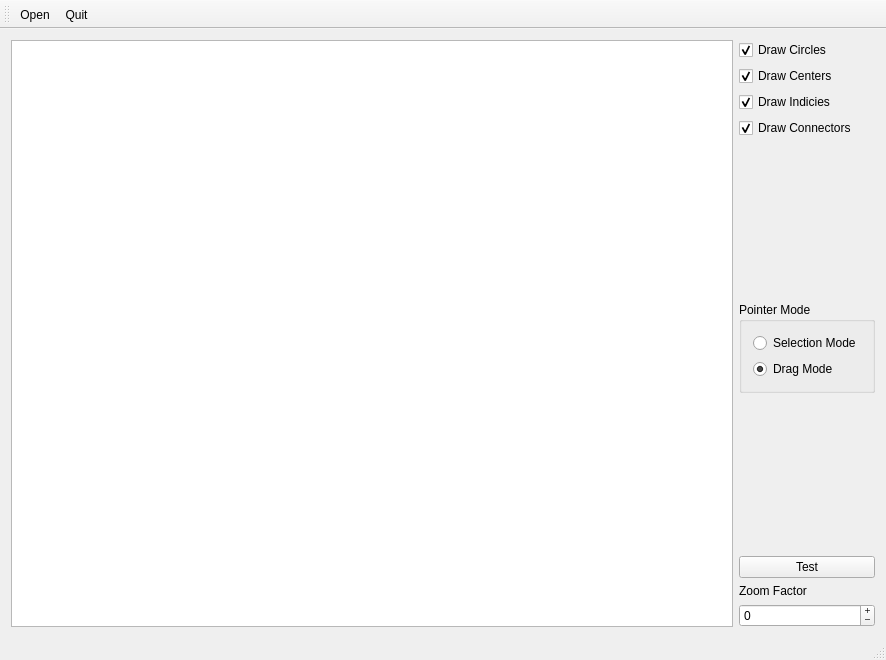
Above: mainwindow.ui from Nomadluap/circles before the change. Below: the same form after it.
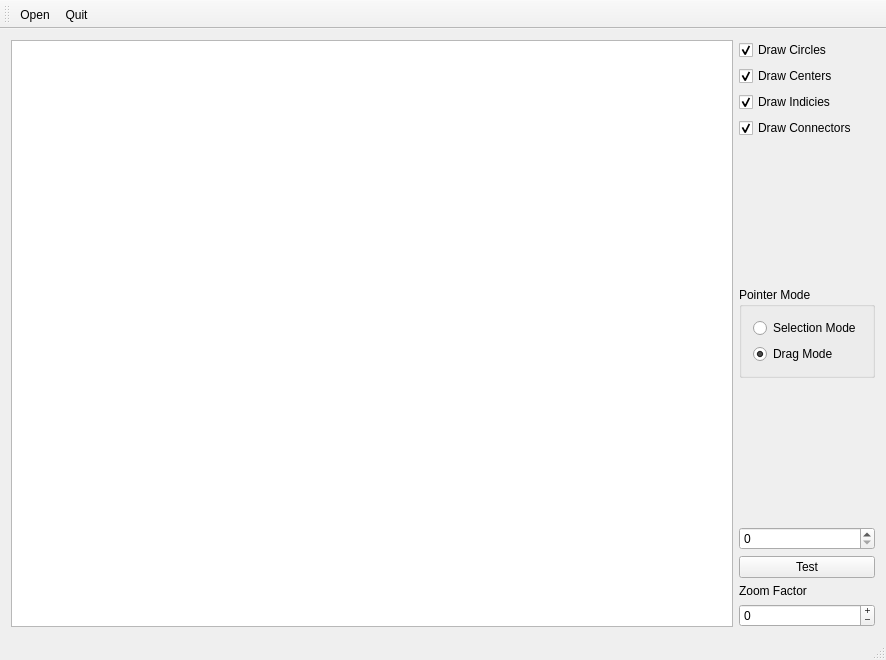
That is the form after the change.

The edit to the form file:
```diff
--- a/mainwindow.ui
+++ b/mainwindow.ui
@@ -128,6 +128,13 @@
         </property>
        </spacer>
       </item>
+      <item>
+       <widget class="QSpinBox" name="spinBox">
+        <property name="maximum">
+         <number>999</number>
+        </property>
+       </widget>
+      </item>
       <item>
        <widget class="QPushButton" name="btnTest">
         <property name="text">
```
